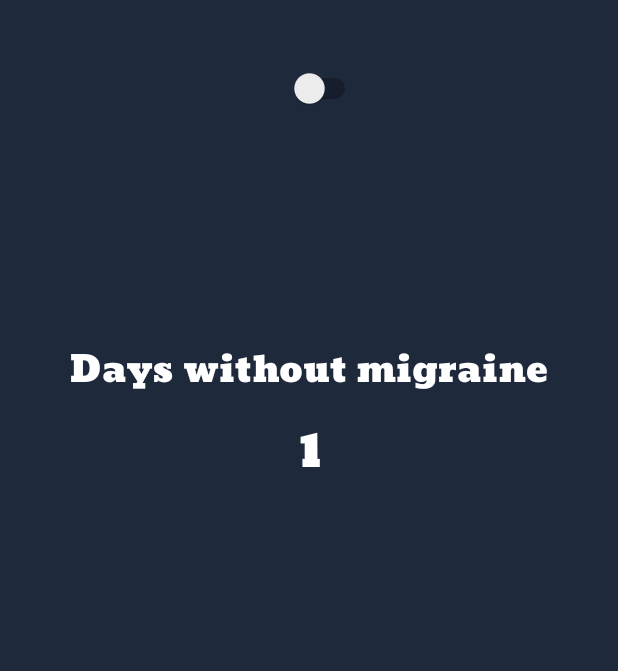
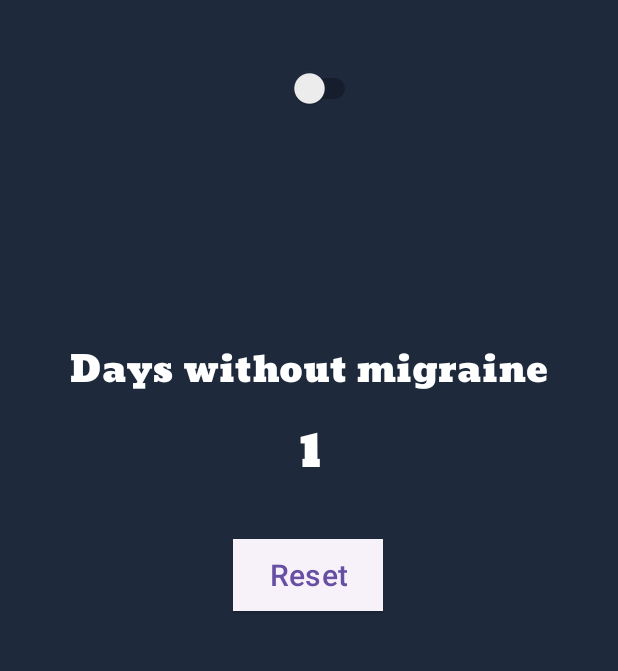
Before and after one commit to GeorgiosDrivas/MigraineMode, an Android app: the screen it shows after launch (MainActivity), on a phone screen of 412 x 824 dp, the part 529-1200 px from its top. Run offline under Robolectric (Android 15) with nearby library versions, the phone set to English and light mode, and no system bars.

Commit message:
Feature: Reset days counter button

```diff
--- a/app/src/main/java/com/example/migrainehelper/MainActivity.kt
+++ b/app/src/main/java/com/example/migrainehelper/MainActivity.kt
@@ -8,6 +8,7 @@ import android.media.AudioManager
 import android.net.Uri
 import android.os.Bundle
 import android.provider.Settings
+import android.widget.Button
 import android.widget.Switch
 import android.widget.TextView
 import androidx.activity.enableEdgeToEdge
@@ -25,19 +26,24 @@ class MainActivity : AppCompatActivity() {
         val intent = Intent("android.settings.ACTION_NOTIFICATION_LISTENER_SETTINGS")
         startActivity(intent)
 
-        val textView: TextView = findViewById(R.id.daysValue)
+        val daysValue: TextView = findViewById(R.id.daysValue)
+        val resetBtn: Button = findViewById(R.id.resetBtn)
         val sw1: Switch? = findViewById(R.id.switch1)
         val brightnessCls = Brightness()
         val daysCounter = DaysCounter()
         val silentMode = AudioMode(this)
 
         val updatedCounter = daysCounter.updateDailyCounter(this)
-        textView.text = updatedCounter.toString()
+        daysValue.text = updatedCounter.toString()
 
         val sharedPreferences = getSharedPreferences("MyPrefs", MODE_PRIVATE)
 
         val isFilteringEnabled = sharedPreferences.getBoolean("isFilteringEnabled", false)
         sw1?.isChecked = isFilteringEnabled
+
+        resetBtn.setOnClickListener{
+            daysValue.text = "0";
+        }
 
         sw1?.setOnCheckedChangeListener { _, isChecked ->
             with(sharedPreferences.edit()) {
--- a/app/src/main/res/layout/activity_main.xml
+++ b/app/src/main/res/layout/activity_main.xml
@@ -68,4 +68,19 @@
         app:layout_constraintStart_toStartOf="parent"
         app:layout_constraintTop_toBottomOf="@+id/textView2"
         app:layout_constraintVertical_bias="0.0" />
+
+    <Button
+        android:id="@+id/resetBtn"
+        style="@style/Widget.Material3.Button.ElevatedButton"
+        android:layout_width="wrap_content"
+        android:layout_height="wrap_content"
+        android:background="#F8F8F8"
+        android:text="Reset"
+        android:textSize="20sp"
+        app:layout_constraintBottom_toBottomOf="parent"
+        app:layout_constraintEnd_toEndOf="parent"
+        app:layout_constraintHorizontal_bias="0.498"
+        app:layout_constraintStart_toStartOf="parent"
+        app:layout_constraintTop_toBottomOf="@+id/daysValue"
+        app:layout_constraintVertical_bias="0.307" />
 </androidx.constraintlayout.widget.ConstraintLayout>
```
